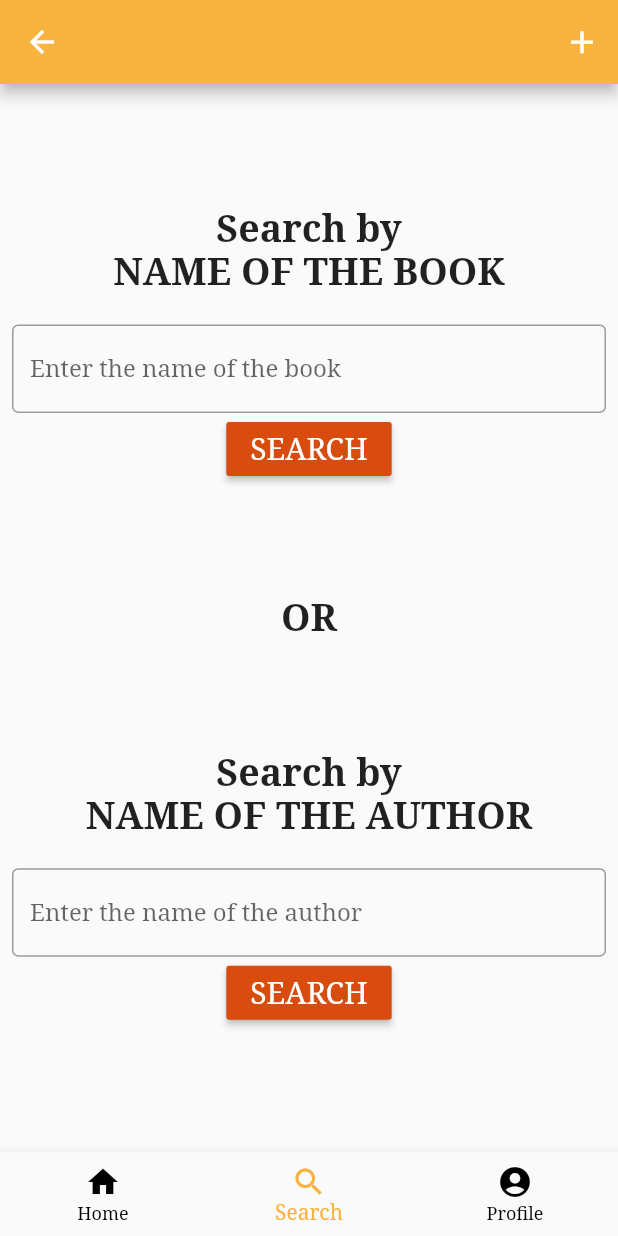
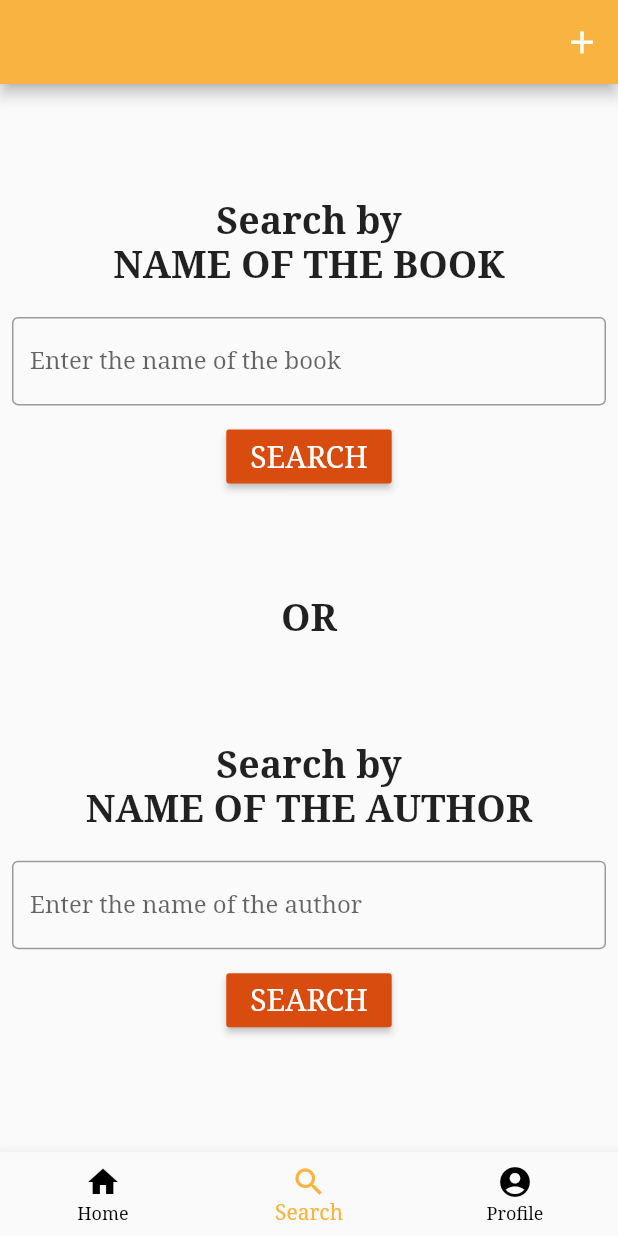
Before and after one commit to kuhuk521/bookIT, a Flutter app: the HomePage screen opened directly, item 2 of the bottom bar chosen, after a tap on "SEARCH", on a phone screen of 412 x 824 dp. Run offline on Flutter 3.47's test engine with Material 2 defaults, Android fonts, the light colour scheme and no system bars; network calls fail.

Commit message:
spaces added

```diff
--- a/book_it/lib/main.dart
+++ b/book_it/lib/main.dart
@@ -17,7 +17,7 @@ class MyApp extends StatelessWidget {
         fontFamily: 'serif',
         primarySwatch: Colors.amber,
       ),
-      home: StartScreen(),
+      home: HomePage(),
     );
   }
 }
@@ -43,6 +43,9 @@ class StartScreen extends StatelessWidget {
                   child: Text('SIGN UP', style: TextStyle(color: Colors.white, fontSize: 20),),
                   color: buttonColor,
                 ),
+                SizedBox(
+                  height: 10,
+                ),
                 RaisedButton(
                   onPressed: (){},
                   child: Text('LOGIN', style: TextStyle(color: Colors.white, fontSize: 20),),
--- a/book_it/lib/screens/category.dart
+++ b/book_it/lib/screens/category.dart
@@ -18,6 +18,8 @@ class CategoryBook extends StatelessWidget {
             highlightColor: baseColor,
             padding: EdgeInsets.all(8.0),
             onPressed: (){},
+            child: Padding(
+              padding: const EdgeInsets.all(8.0),
               child: Row(
                 children: [
                   CircleAvatar(
@@ -37,6 +39,7 @@ class CategoryBook extends StatelessWidget {
                 ],
               ),
             ),
+          ),
           SizedBox(
             height: 8.0,
           ),
@@ -48,6 +51,8 @@ class CategoryBook extends StatelessWidget {
             highlightColor: baseColor,
             padding: EdgeInsets.all(8.0),
             onPressed: (){},
+            child: Padding(
+              padding: const EdgeInsets.all(8.0),
               child: Row(
                 children: [
                   CircleAvatar(
@@ -67,6 +72,7 @@ class CategoryBook extends StatelessWidget {
                 ],
               ),
             ),
+          ),
           SizedBox(
             height: 8.0,
           ),
@@ -78,6 +84,8 @@ class CategoryBook extends StatelessWidget {
             highlightColor: baseColor,
             padding: EdgeInsets.all(8.0),
             onPressed: (){},
+            child: Padding(
+              padding: const EdgeInsets.all(8.0),
               child: Row(
                 children: [
                   CircleAvatar(
@@ -96,6 +104,7 @@ class CategoryBook extends StatelessWidget {
                   )
                 ],
               ),
+            ),
           )
         ],
       ),
--- a/book_it/lib/screens/searchbook.dart
+++ b/book_it/lib/screens/searchbook.dart
@@ -23,6 +23,9 @@ class SearchBook extends StatelessWidget {
                   hintText: 'Enter the name of the book',
                 ),
               ),
+              SizedBox(
+                height: 10,
+              ),
               RaisedButton(
                 onPressed: (){},
                 child: Text('SEARCH', style: TextStyle(color: Colors.white, fontSize: 20),),
@@ -43,6 +46,9 @@ class SearchBook extends StatelessWidget {
                   hintText: 'Enter the name of the author',
                 ),
               ),
+              SizedBox(
+                height: 10,
+              ),
               RaisedButton(
                 onPressed: (){},
                 child: Text('SEARCH', style: TextStyle(color: Colors.white, fontSize: 20),),
```
Also changed, not shown: book_it/lib/screens/profile.dart (+12 -0 lines). Lines whose indentation alone changed are shown as unchanged.
